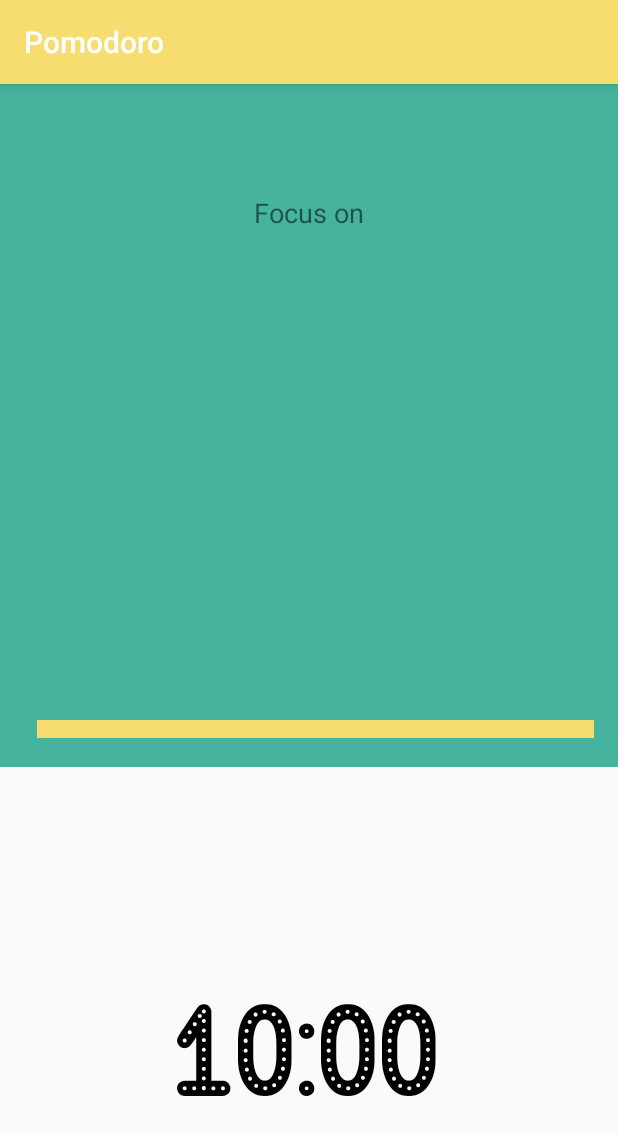
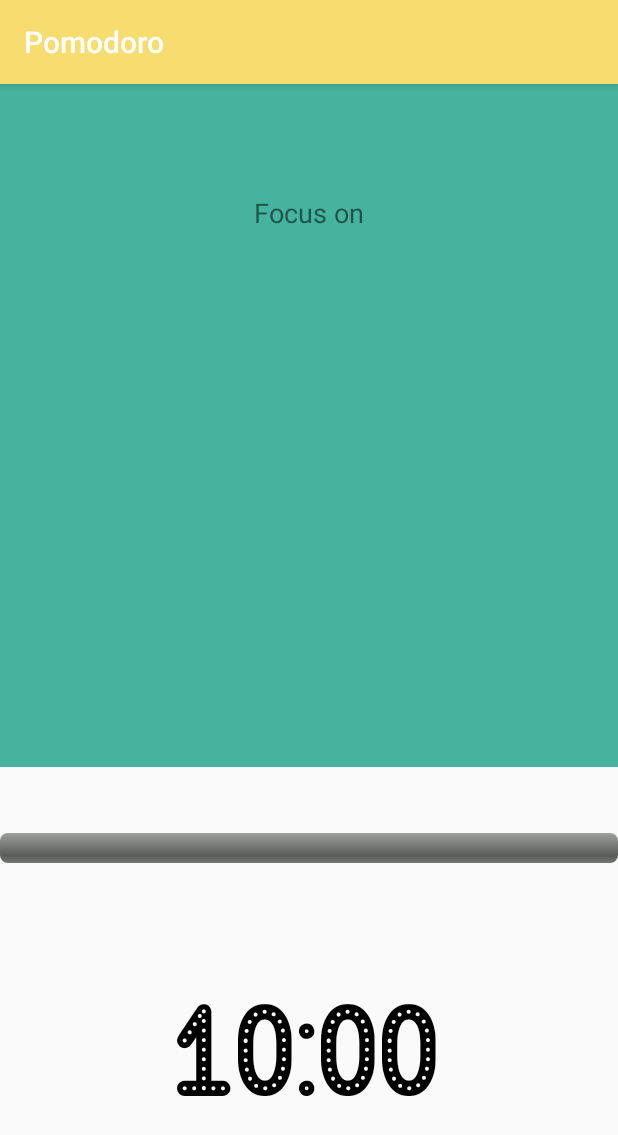
Before and after one commit to njari/pomodoro, an Android app: the TimerActivity screen opened directly, with no data from a screen before it, on a phone screen of 412 x 824 dp. Shown: the top 1135 px of the screen. Run offline under Robolectric (Android 15) with nearby library versions, the phone set to English and light mode, and no system bars; our stand-ins replace Room's generated code; 5 statements that could not run were skipped.

Commit message:
added notification sound after rest ends

```diff
--- a/app/src/main/java/in/njari/pomodoro/activity/TimerActivity.java
+++ b/app/src/main/java/in/njari/pomodoro/activity/TimerActivity.java
@@ -1,8 +1,10 @@
 package in.njari.pomodoro.activity;
 import android.content.Intent;
+import android.media.MediaPlayer;
 import android.os.Bundle;
 import android.os.CountDownTimer;
 import android.util.Log;
+import android.view.View;
 import android.widget.ProgressBar;
 import android.widget.TextView;
 import androidx.appcompat.app.AppCompatActivity;
@@ -29,9 +31,7 @@ public class TimerActivity extends AppCompatActivity {
             Intent intent = new Intent(TimerActivity.this, MainActivity.class);
             startActivity(intent);
         }
-
         PomodoroDatabase db = PomodoroDatabase.getInstance(getApplicationContext());
-
         Session session = db.SessionDAO().findById(sessionId);
         startSession(session);
     }
@@ -39,7 +39,8 @@ public class TimerActivity extends AppCompatActivity {
     private void startSession(final Session session) {
         Log.i(TAG, "Printing the session object : " + session.toString());
         progress = (ProgressBar) findViewById(R.id.sessionProgress);
-        progress.setProgress(20);
+        progress.setMax(session.getReps());
+        progress.setProgress(0);
         Log.i(TAG, " Progress.max : " + progress.getMax() + " Progress.progress : " + progress.getProgress());
 
         Log.i(TAG, session.getFocus());
@@ -101,7 +102,13 @@ public class TimerActivity extends AppCompatActivity {
             @Override
             public void onTick(long l) {
                 updateTimer(l);
+                if (l < 1200000) {
+                    // beep thrice
+                    MediaPlayer mediaPlayer =  MediaPlayer.create(TimerActivity.this, R.raw.goes_without_saying);
+                        for (int i = 0 ; i < 3  ; i++) { mediaPlayer.start(); }
+                }
             }
+
             @Override
             public void onFinish() {
                 TextView sessionState = (TextView) findViewById(R.id.sessionDetailDisplay);
--- a/app/src/main/res/layout/activity_timer.xml
+++ b/app/src/main/res/layout/activity_timer.xml
@@ -52,15 +52,13 @@
     <ProgressBar
         android:id="@+id/sessionProgress"
         style="@android:style/Widget.ProgressBar.Horizontal"
-        android:layout_width="371dp"
-        android:layout_height="12dp"
-        android:progress="0"
-        android:progressDrawable="@color/Yellow"
+        android:layout_width="match_parent"
+        android:layout_height="wrap_content"
         app:layout_constraintBottom_toBottomOf="parent"
         app:layout_constraintEnd_toEndOf="parent"
-        app:layout_constraintHorizontal_bias="0.6"
+        app:layout_constraintHorizontal_bias="1.0"
         app:layout_constraintStart_toStartOf="parent"
         app:layout_constraintTop_toTopOf="parent"
-        app:layout_constraintVertical_bias="0.561" />
+        app:layout_constraintVertical_bias="0.668" />
 
 </androidx.constraintlayout.widget.ConstraintLayout>
```
Also changed, not shown: 1 other file.
